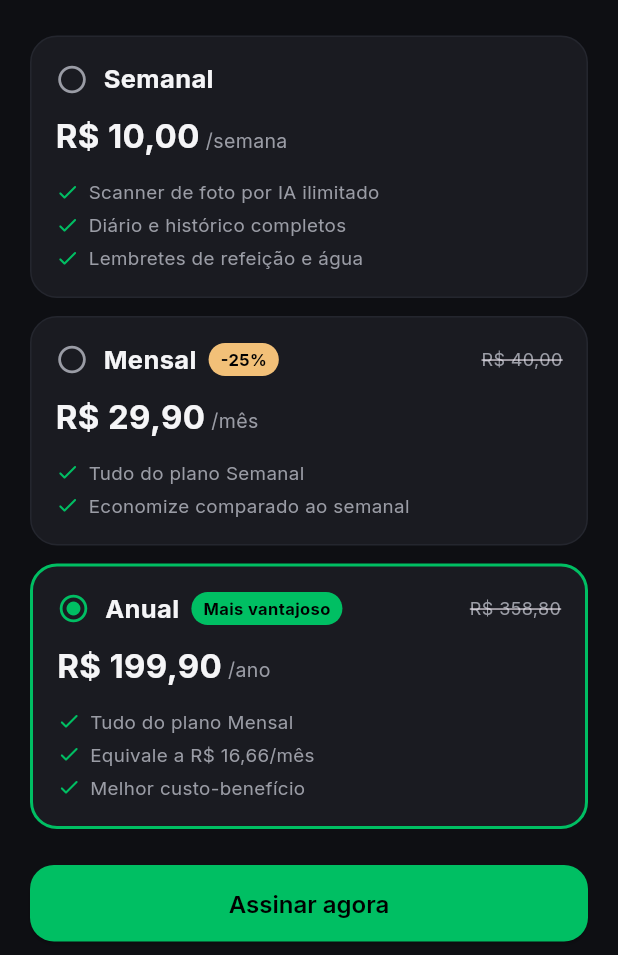
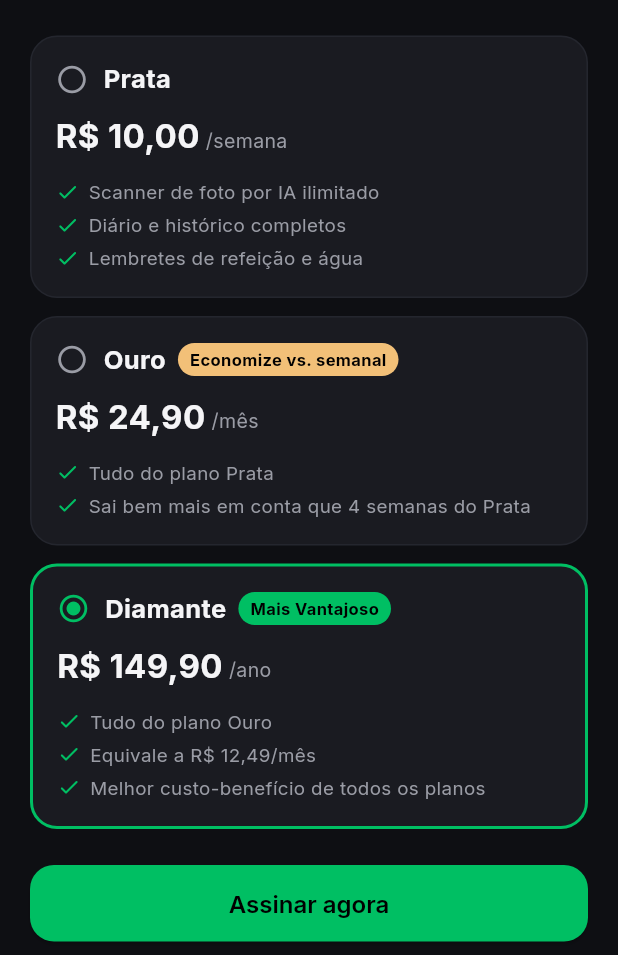
Before and after one commit to JohannesMendes/NutriSnap, a Flutter app: the PaywallScreen screen opened directly, on a phone screen of 412 x 824 dp, the part 281-1236 px from its top. Run offline on Flutter 3.47's test engine with Material 3 defaults, Android fonts, the phone set to English and light mode, and no system bars; our stand-ins replace cloud_firestore, firebase_auth, firebase_core, firebase_remote_config, flutter_local_notifications, google_fonts and 4 more; missing offline and left inert: gal; accounts and stored records are empty.

Commit message:
Os ids internos (semanal/mensal/anual)

```diff
--- a/lib/config/plans_config.dart
+++ b/lib/config/plans_config.dart
@@ -4,15 +4,17 @@
 /// ajustar valores ou textos.
 ///
 /// `id` é o valor gravado no Firestore (`tipo_plano`) quando o usuário
-/// assina — mantenha estável mesmo se mudar o `title` depois, senão
-/// assinaturas já ativas perdem a referência de qual plano é.
+/// assina — mantenha estável mesmo se mudar o `title`/nome comercial
+/// depois, senão assinaturas já ativas perdem a referência de qual plano
+/// é. Por isso os ids continuam `semanal`/`mensal`/`anual` mesmo com os
+/// nomes comerciais novos (Prata/Ouro/Diamante) — só a exibição mudou.
 class SubscriptionPlan {
   final String id;
-  final String title;
+  final String title; // nome comercial exibido (Prata, Ouro, Diamante)
   final String priceLabel;
   final String periodLabel;
   final String? originalPriceLabel; // preço "de", riscado — opcional
-  final String? badgeLabel; // ex: "Mais vantajoso", "-20%"
+  final String? badgeLabel; // ex: "Mais Vantajoso", "-20%"
   final bool highlight; // dá destaque visual ao card (borda/cor diferente)
   final List<String> features;
 
@@ -28,12 +30,20 @@ class SubscriptionPlan {
   });
 }
 
-/// Lista exibida na paywall, nessa ordem. Os valores de exemplo pedidos:
-/// semanal R$10, mensal e anual configuráveis (com desconto no anual).
+/// Lista exibida na paywall, nessa ordem — estratégia de ancoragem de
+/// preços: o Prata (semanal) aparece primeiro com o valor "por semana"
+/// alto de propósito, fazendo o Ouro (mensal) parecer uma economia óbvia
+/// e o Diamante (anual) parecer o melhor negócio de todos.
+///
+///   - Prata    (semanal): R$ 10,00/semana -> ancoragem alta
+///   - Ouro     (mensal):  R$ 24,90/mês    -> bem mais barato que
+///     assinar o Prata 4x seguidas no mês (R$ 40,00)
+///   - Diamante (anual):   R$ 149,90/ano   -> equivale a ~R$ 12,49/mês,
+///     o mais vantajoso de todos, com badge e destaque visual maiores
 const List<SubscriptionPlan> kSubscriptionPlans = [
   SubscriptionPlan(
     id: 'semanal',
-    title: 'Semanal',
+    title: 'Prata',
     priceLabel: 'R\$ 10,00',
     periodLabel: '/semana',
     features: [
@@ -44,28 +54,26 @@ const List<SubscriptionPlan> kSubscriptionPlans = [
   ),
   SubscriptionPlan(
     id: 'mensal',
-    title: 'Mensal',
-    priceLabel: 'R\$ 29,90',
+    title: 'Ouro',
+    priceLabel: 'R\$ 24,90',
     periodLabel: '/mês',
-    originalPriceLabel: 'R\$ 40,00',
-    badgeLabel: '-25%',
+    badgeLabel: 'Economize vs. semanal',
     features: [
-      'Tudo do plano Semanal',
-      'Economize comparado ao semanal',
+      'Tudo do plano Prata',
+      'Sai bem mais em conta que 4 semanas do Prata',
     ],
   ),
   SubscriptionPlan(
     id: 'anual',
-    title: 'Anual',
-    priceLabel: 'R\$ 199,90',
+    title: 'Diamante',
+    priceLabel: 'R\$ 149,90',
     periodLabel: '/ano',
-    originalPriceLabel: 'R\$ 358,80',
-    badgeLabel: 'Mais vantajoso',
+    badgeLabel: 'Mais Vantajoso',
     highlight: true,
     features: [
-      'Tudo do plano Mensal',
-      'Equivale a R\$ 16,66/mês',
-      'Melhor custo-benefício',
+      'Tudo do plano Ouro',
+      'Equivale a R\$ 12,49/mês',
+      'Melhor custo-benefício de todos os planos',
     ],
   ),
 ];
@@ -73,3 +81,13 @@ const List<SubscriptionPlan> kSubscriptionPlans = [
 /// Duração do período de teste gratuito, em dias, contada a partir de
 /// `data_criacao` (gravado no Firestore no momento do cadastro).
 const int kTrialDurationDays = 15;
+
+/// Busca os dados completos do plano (nome comercial, preço etc.) a
+/// partir do `id` salvo no Firestore. Retorna null se o id não bater com
+/// nenhum plano pago cadastrado (ex.: 'trial', 'ilimitado', 'admin').
+SubscriptionPlan? subscriptionPlanById(String id) {
+  for (final plan in kSubscriptionPlans) {
+    if (plan.id == id) return plan;
+  }
+  return null;
+}
```
Also changed, not shown: lib/screens/home/home_screen.dart (+7 -0 lines), lib/screens/profile/profile_screen.dart (added, +233 -0 lines), lib/services/user_profile_service.dart (+25 -0 lines).
